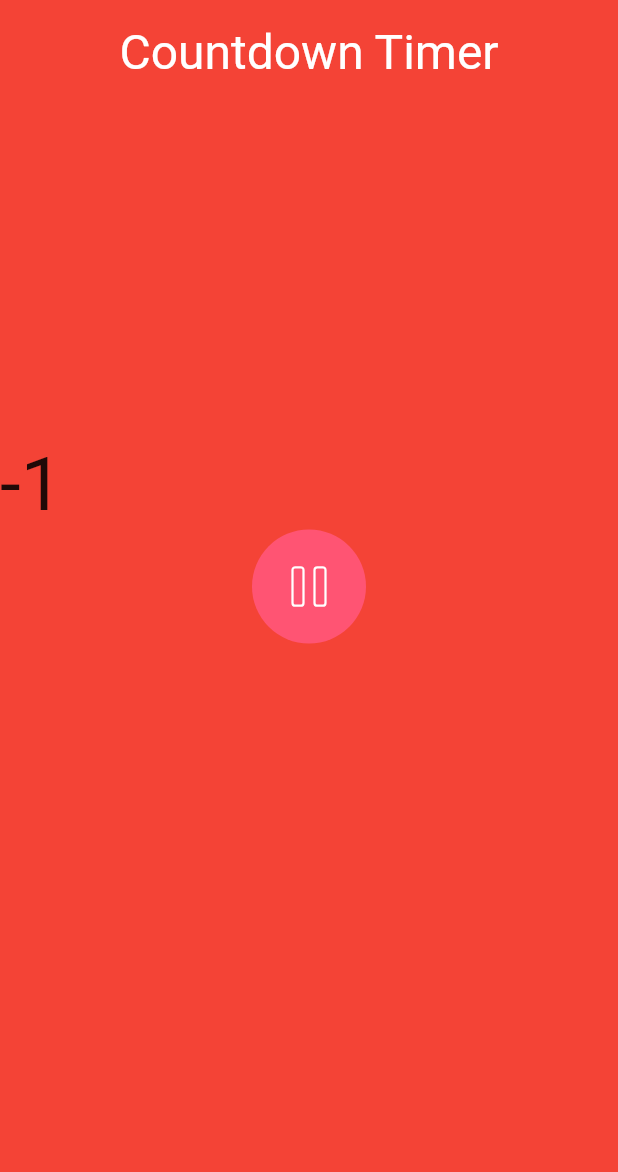
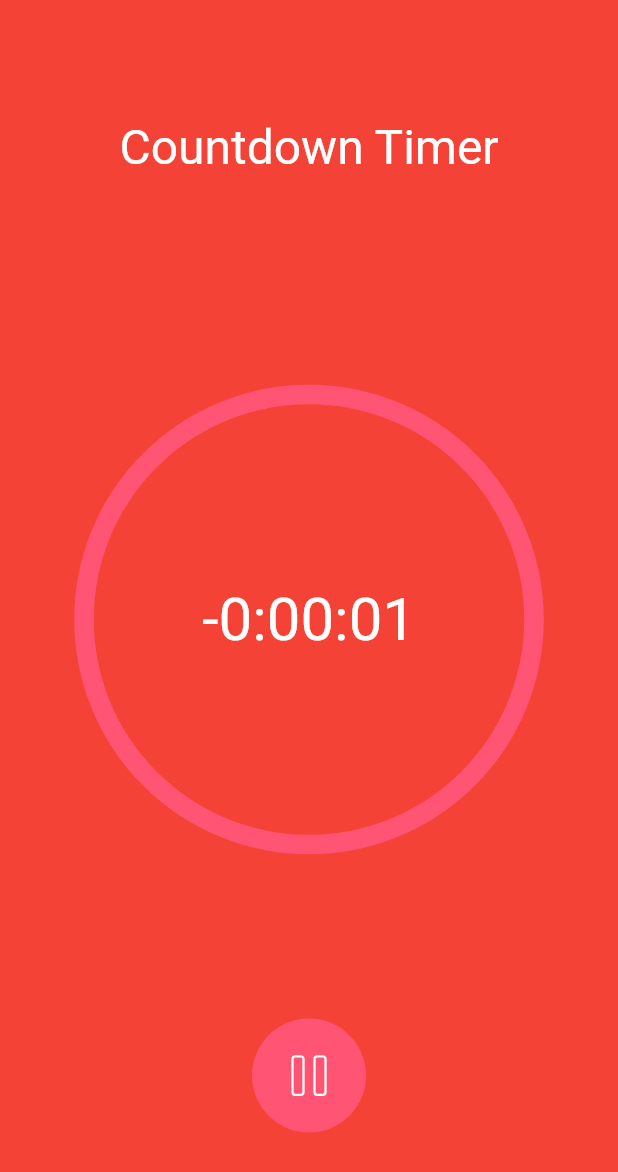
Before and after one commit to almightydreamer/ebs, a Flutter app: the screen it shows after launch, after a tap on an icon or button, on a phone screen of 412 x 824 dp. Shown: the top 1172 px of the screen. Run offline on Flutter 3.47's test engine with Material 2 defaults, Android fonts, the phone set to English and light mode, and no system bars; our stand-ins replace flutter_svg; Roboto replaces fonts that are missing (SFProText-Regular).

Commit message:
third commit, hopeful last

```diff
--- /dev/null
+++ b/lib/home_page/circle_progress.dart
@@ -0,0 +1,92 @@
+import 'dart:math';
+
+import 'package:flutter/material.dart';
+
+import '../res/text_styles.dart';
+
+class CircleProgress extends CustomPainter {
+  final strokeCircle = 13.0;
+  int currentSeconds;
+  int maxSeconds;
+
+  CircleProgress(this.currentSeconds, this.maxSeconds);
+
+  @override
+  void paint(Canvas canvas, Size size) {
+    Paint circle = Paint()
+      ..strokeWidth = strokeCircle
+      ..color = const Color(0xFFFF5473)
+      ..style = PaintingStyle.stroke;
+    Offset center = Offset(size.width / 2, size.height / 2);
+    double radius = 150;
+    canvas.drawCircle(center, radius, circle);
+
+    Paint animationArc = Paint()
+      ..strokeWidth = strokeCircle
+      ..color = Colors.white
+      ..style = PaintingStyle.stroke
+      ..strokeCap = StrokeCap.round;
+
+    print('cur $currentSeconds, max $maxSeconds');
+    double angle = 2 * pi * (currentSeconds / maxSeconds);
+    print('angle $angle');
+    canvas.drawArc(Rect.fromCircle(center: center, radius: radius),
+        3*pi/2, angle, false, animationArc);
+  }
+
+  @override
+  bool shouldRepaint(covariant CustomPainter oldDelegate) {
+    return true;
+  }
+}
+
+class TimerCDCircleWidget extends StatefulWidget {
+
+  int currentSeconds;
+  int maxSeconds;
+  TimerCDCircleWidget({Key? key, required this.currentSeconds, required this.maxSeconds }) : super(key: key);
+
+  @override
+  State<TimerCDCircleWidget> createState() => _TimerCDCircleWidgetState();
+}
+
+class _TimerCDCircleWidgetState extends State<TimerCDCircleWidget>
+    with SingleTickerProviderStateMixin {
+  late AnimationController _animationController;
+  late Animation<int> _animation;
+
+  // @override
+  // void initState() {
+  //   super.initState();
+  //   _animationController = AnimationController(
+  //       vsync: this, duration: Duration(milliseconds: 3000));
+  //
+  //   _animation = Tween<int>(begin: 0, end: 100).animate(_animationController)
+  //     ..addListener(() {
+  //       setState(() {
+  //
+  //       });
+  //     });
+  //   }
+
+  @override
+  Widget build(BuildContext context) {
+    return Container(
+        child: Column(
+          children: [
+            SizedBox(height:146),
+            Center(
+              child: CustomPaint(
+                foregroundPainter: CircleProgress(widget.currentSeconds, widget.maxSeconds),
+                child: Container(
+                  width: 300,
+                  height: 300,
+                  child: Center(
+                      child: Text('${(Duration(seconds: widget.currentSeconds))}'.split('.')[0].padLeft(8, '0'), style: TextStyles.sfpRegular40)),
+                ),
+              ),),
+            SizedBox(height: 115),
+          ],
+        ));
+  }
+}
--- a/lib/home_page/timer.dart
+++ b/lib/home_page/timer.dart
@@ -1,3 +1,4 @@
+import 'dart:math';
 import 'dart:ui';
 
 import 'package:flutter/material.dart';
@@ -7,37 +8,28 @@ import '../res/text_styles.dart';
 
 import '../res/svg_assets.dart';
 
-
 class TimerWidget extends StatefulWidget {
-
   final TextEditingController hourTimerController;
   final TextEditingController minuteTimerController;
   final TextEditingController secondTimerController;
 
-
-
-  const TimerWidget(
-      {Key? key,
-        required this.hourTimerController,
-        required this.minuteTimerController,
-        required this.secondTimerController}) : super(key: key);
-
-
-
+  const TimerWidget({Key? key,
+    required this.hourTimerController,
+    required this.minuteTimerController,
+    required this.secondTimerController})
+      : super(key: key);
 
   @override
   State<TimerWidget> createState() => _TimerWidgetState();
 }
 
-
 class _TimerWidgetState extends State<TimerWidget> {
-
-
   @override
   Widget build(BuildContext context) {
     return Container(
       child: Column(
         children: [
+          SizedBox(height: 240),
           Row(
             mainAxisAlignment: MainAxisAlignment.center,
             children: [
@@ -58,15 +50,13 @@ class _TimerWidgetState extends State<TimerWidget> {
                         decoration: InputDecoration(
                             hintText: '00', hintStyle: TextStyles.sfpRegular40),
                       ),
-                    )
-                ),
+                    )),
               ),
               SizedBox(
                 width: 29,
                 height: 80,
                 child: Center(
-                  child: Text(':',
-                      style: TextStyles.sfpRegular40),
+                  child: Text(':', style: TextStyles.sfpRegular40),
                 ),
               ),
               //
@@ -86,15 +76,13 @@ class _TimerWidgetState extends State<TimerWidget> {
                         decoration: InputDecoration(
                             hintText: '00', hintStyle: TextStyles.sfpRegular40),
                       ),
-                    )
-                ),
+                    )),
               ),
               SizedBox(
                 width: 29,
                 height: 80,
                 child: Center(
-                  child: Text(':',
-                      style: TextStyles.sfpRegular40),
+                  child: Text(':', style: TextStyles.sfpRegular40),
                 ),
               ),
               //
@@ -114,14 +102,11 @@ class _TimerWidgetState extends State<TimerWidget> {
                         decoration: InputDecoration(
                             hintText: '00', hintStyle: TextStyles.sfpRegular40),
                       ),
-                    )
-                ),
+                    )),
               )
             ],
           ),
-          const SizedBox(
-              height: 8
-          ),
+          const SizedBox(height: 8),
           Row(
             mainAxisAlignment: MainAxisAlignment.center,
             children: [
@@ -129,10 +114,11 @@ class _TimerWidgetState extends State<TimerWidget> {
                   width: 80,
                   height: 15,
                   child: Center(
-                    child: Text('hour(s)', style: TextStyles.sfpRegular14,
+                    child: Text(
+                      'hour(s)',
+                      style: TextStyles.sfpRegular14,
                     ),
-                  )
-              ),
+                  )),
               const SizedBox(
                 width: 29,
                 height: 15,
@@ -141,10 +127,11 @@ class _TimerWidgetState extends State<TimerWidget> {
                   width: 80,
                   height: 15,
                   child: Center(
-                    child: Text('minute(s)', style: TextStyles.sfpRegular14,
+                    child: Text(
+                      'minute(s)',
+                      style: TextStyles.sfpRegular14,
                     ),
-                  )
-              ),
+                  )),
               const SizedBox(
                 width: 29,
                 height: 15,
@@ -153,19 +140,16 @@ class _TimerWidgetState extends State<TimerWidget> {
                   width: 80,
                   height: 15,
                   child: Center(
-                    child: Text('second(s)', style: TextStyles.sfpRegular14,
+                    child: Text(
+                      'second(s)',
+                      style: TextStyles.sfpRegular14,
                     ),
-                  )
-              )
+                  ))
             ],
           ),
-          const SizedBox(
-              height: 205,
-              width: 20
-          )
+          //const SizedBox(height: 205, width: 20)
         ],
       ),
-
     );
   }
 }
--- a/lib/home_page/title.dart
+++ b/lib/home_page/title.dart
@@ -9,7 +9,7 @@ class TitleWidget extends StatelessWidget {
   @override
   Widget build(BuildContext context) {
     return Padding(
-        padding: const EdgeInsets.only(top: 16, bottom: 240),
+        padding: const EdgeInsets.only(top: 79/*, bottom: 240*/),
         child: Text(
           'Countdown Timer',
           style: TextStyles.sfpRegular32,
--- a/lib/main.dart
+++ b/lib/main.dart
@@ -3,6 +3,7 @@ import 'package:internshiptask1/res/svg_assets.dart';
 import 'package:internshiptask1/home_page/timer.dart';
 
 import 'home_Page/button.dart';
+import 'home_page/circle_progress.dart';
 import 'home_page/title.dart';
 import 'dart:async';
 
@@ -20,11 +21,13 @@ class MyApp extends StatefulWidget {
 class _MyAppState extends State<MyApp> {
   bool statement = true;
 
+
   final _hourTimerController = TextEditingController();
   final _minuteTimerController = TextEditingController();
   final _secondTimerController = TextEditingController();
 
   int currentSeconds = 0;
+  late int maxSeconds;
   Timer? timer;
 
   @override
@@ -33,7 +36,7 @@ class _MyAppState extends State<MyApp> {
       home: Scaffold(
         body: Container(
           color: Colors.red,
-          child: ListView(
+          child: Column(
             children: [
               TitleWidget(),
               (statement)
@@ -42,13 +45,18 @@ class _MyAppState extends State<MyApp> {
                       minuteTimerController: _minuteTimerController,
                       secondTimerController: _secondTimerController)
                   : Container(
-                      child: Text('$currentSeconds',
-                          style: TextStyle(fontSize: 50))),
-              (statement)
-                  ? TimerButtonWidget(
-                      icon: SvgAssets.start, onPress: _toggleTimer)
-                  : TimerButtonWidget(
-                      icon: SvgAssets.pause, onPress: _toggleTimer)
+                      child: TimerCDCircleWidget(currentSeconds: currentSeconds,maxSeconds: maxSeconds)),
+              Expanded(
+                child: Align(
+                  alignment: FractionalOffset.bottomCenter,
+                  child: (statement)
+                      ? TimerButtonWidget(
+                          icon: SvgAssets.start, onPress: _toggleTimer)
+                      : TimerButtonWidget(
+                          icon: SvgAssets.pause, onPress: _toggleTimer),
+                ),
+              ),
+              const SizedBox(height: 69),
             ],
           ),
         ),
@@ -57,17 +65,21 @@ class _MyAppState extends State<MyApp> {
   }
 
   void _toggleTimer() {
+
     statement = !statement;
     getSeconds();
+    maxSeconds = currentSeconds;
     setState(() {});
+    timer?.cancel();
     if (!statement) {
-      Timer.periodic(Duration(seconds: 1), (timer) {
-        setState(() {});
+      timer = Timer.periodic(Duration(seconds: 1), (timer) {
         print(currentSeconds);
         currentSeconds--;
         if (currentSeconds <= 0 && (!statement)) {
           timer.cancel();
         }
+
+        setState(() {});
       });
     }
   }
```
Also changed, not shown: 1 other file.
